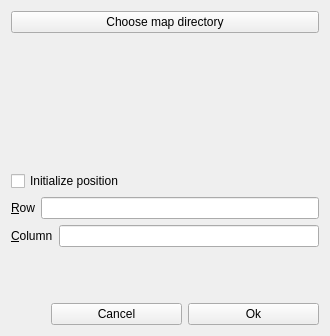
Above: funcatching/initialmap_stackmap.ui from rightlorg/funcatching before the change. Below: the same form after it.
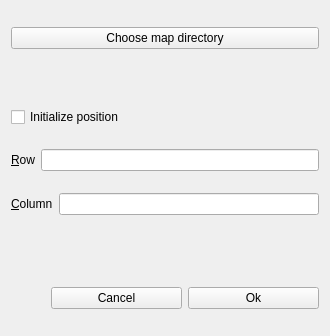
That is the form after the change.

Diff of the .ui file:
```diff
--- a/funcatching/initialmap_stackmap.ui
+++ b/funcatching/initialmap_stackmap.ui
@@ -23,6 +23,12 @@
    </item>
    <item>
     <widget class="QLabel" name="directoryLabel">
+     <property name="sizePolicy">
+      <sizepolicy hsizetype="Preferred" vsizetype="Fixed">
+       <horstretch>0</horstretch>
+       <verstretch>0</verstretch>
+      </sizepolicy>
+     </property>
      <property name="text">
       <string/>
      </property>
```
